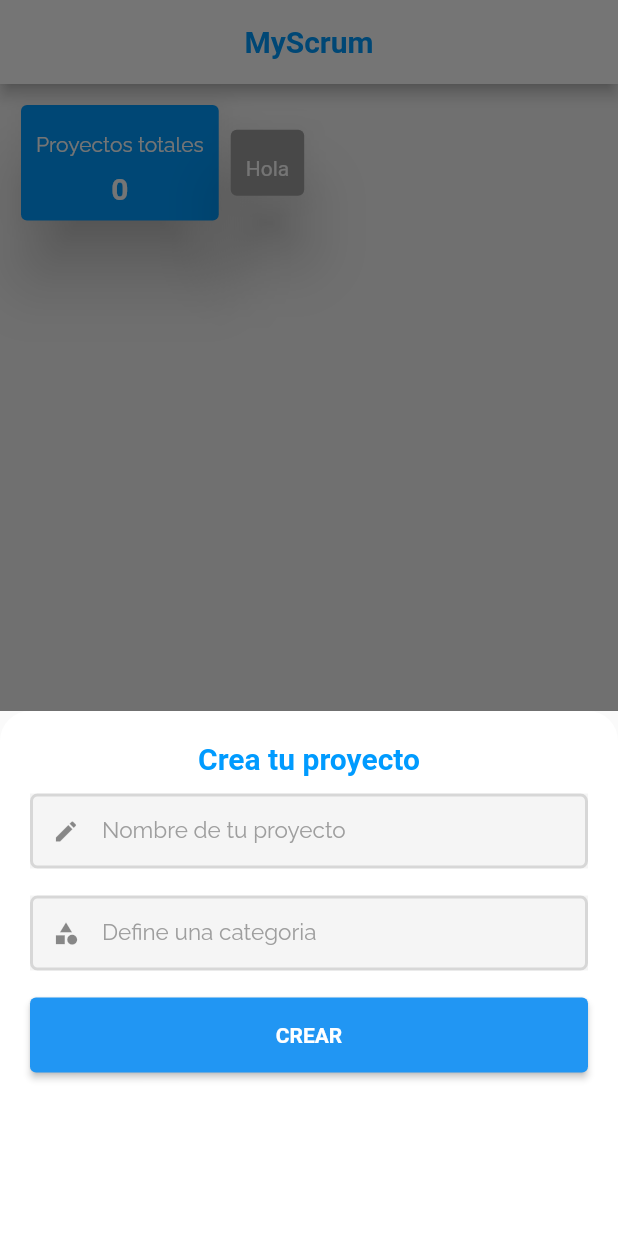
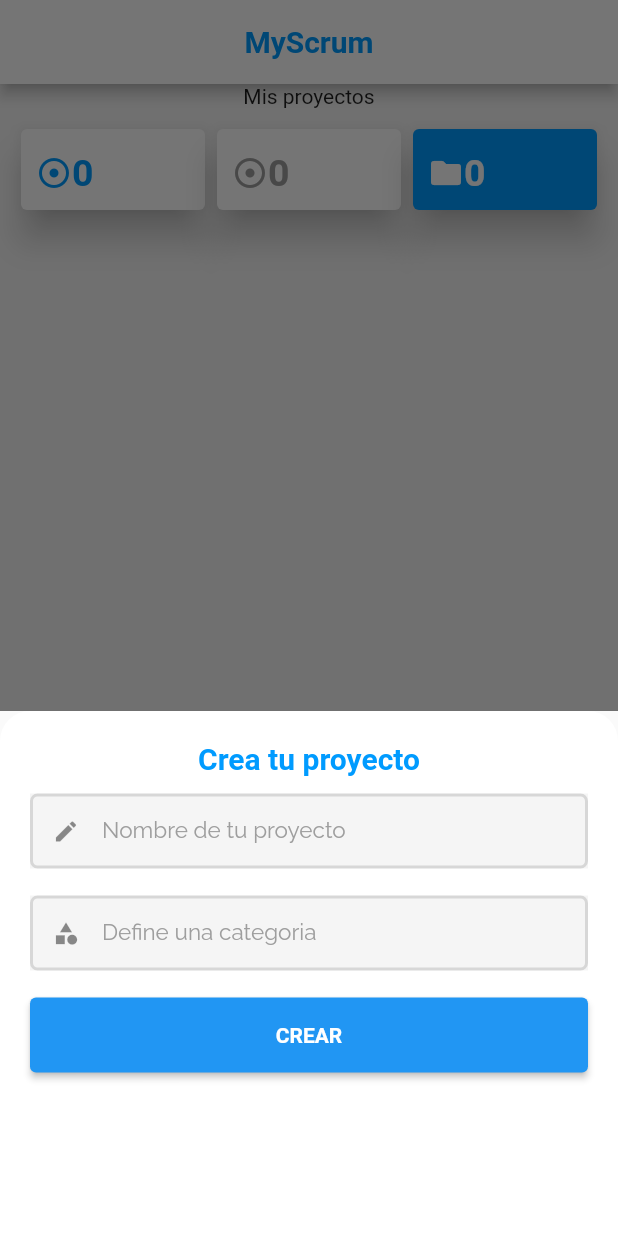
Before and after one commit to DanielFelipe10/My-Scrum, a Flutter app: the screen it shows after launch, after a tap on "Crear proyecto", on a phone screen of 412 x 824 dp. Run offline on Flutter 3.47's test engine with Material 2 defaults, Android fonts, the phone set to English and light mode, and no system bars; drawn by our look-alikes of liquid_pull_to_refresh; our stand-ins replace confetti, google_fonts, supabase; missing offline and left inert: iconify_flutter; accounts and stored records are empty; Roboto replaces fonts that are missing (Play).

Commit message:
change minicards with data

```diff
--- a/lib/meta/views/auth/principal.dart
+++ b/lib/meta/views/auth/principal.dart
@@ -6,8 +6,6 @@ import 'package:my_scrum/core/notifier/crud_notifier.dart';
 import 'package:my_scrum/meta/views/auth/custom_textfield.dart';
 import 'package:my_scrum/meta/views/auth/tasks.dart';
 import 'package:provider/provider.dart';
-
-import '../../../app/routes/app_routes.dart';
 
 const mainColor = Color(0xFF009BFF);
 final TextStyle mainFont = GoogleFonts.raleway();
@@ -64,34 +62,36 @@ class _PrincipalViewState extends State<PrincipalView> {
                           showChildOpacityTransition: false,
                           child: Column(
                             children: [
+                              Text('Mis proyectos'),
                               Padding(
                                 padding: const EdgeInsets.all(10),
                                 child: Row(
+                                  mainAxisAlignment:
+                                      MainAxisAlignment.spaceBetween,
                                   children: [
-                                    Card(
-                                      elevation: 20,
-                                      color: mainColor,
+                                    Expanded(
+                                      child: Card(
+                                        color: Colors.white,
+                                        elevation: 10,
                                         child: Padding(
                                           padding: const EdgeInsets.all(10),
                                           child: Column(
                                             mainAxisSize: MainAxisSize.min,
                                             children: <Widget>[
-                                            const SizedBox(height: 8),
-                                            Text(
-                                              'Proyectos totales',
-                                              style: mainFont.copyWith(
-                                                  color: Colors.white),
-                                            ),
                                               const SizedBox(
-                                              height: 10,
+                                                height: 5,
                                               ),
                                               Row(
                                                 children: [
+                                                  const Icon(
+                                                    Icons.adjust,
+                                                    color: mainColor,
+                                                  ),
                                                   Text(
                                                     snapshotL.length.toString(),
                                                     style: titleFont.copyWith(
-                                                      color: Colors.white,
-                                                      fontSize: 20),
+                                                        color: mainColor,
+                                                        fontSize: 25),
                                                   ),
                                                 ],
                                               )
@@ -99,24 +99,69 @@ class _PrincipalViewState extends State<PrincipalView> {
                                           ),
                                         ),
                                       ),
-                                    const Card(
-                                      elevation: 20,
-                                      color: Colors.grey,
+                                    ),
+                                    Expanded(
+                                      child: Card(
+                                        color: Colors.white,
+                                        elevation: 10,
                                         child: Padding(
-                                        padding: EdgeInsets.all(10),
+                                          padding: const EdgeInsets.all(10),
                                           child: Column(
                                             mainAxisSize: MainAxisSize.min,
                                             children: <Widget>[
-                                            SizedBox(height: 8),
+                                              const SizedBox(
+                                                height: 5,
+                                              ),
+                                              Row(
+                                                children: [
+                                                  const Icon(
+                                                    Icons.adjust,
+                                                    color: Colors.grey,
+                                                  ),
                                                   Text(
-                                              'Hola',
-                                              style: TextStyle(
-                                                  color: Colors.white),
+                                                    snapshotL.length.toString(),
+                                                    style: titleFont.copyWith(
+                                                        color: Colors.grey,
+                                                        fontSize: 25),
+                                                  ),
+                                                ],
                                               )
                                             ],
                                           ),
                                         ),
+                                      ),
+                                    ),
+                                    Expanded(
+                                      child: Card(
+                                        color: mainColor,
+                                        elevation: 10,
+                                        child: Padding(
+                                          padding: const EdgeInsets.all(10),
+                                          child: Column(
+                                            mainAxisSize: MainAxisSize.min,
+                                            children: <Widget>[
+                                              const SizedBox(
+                                                height: 5,
+                                              ),
+                                              Row(
+                                                children: [
+                                                  const Icon(
+                                                    Icons.folder_rounded,
+                                                    color: Colors.white,
+                                                  ),
+                                                  Text(
+                                                    snapshotL.length.toString(),
+                                                    style: titleFont.copyWith(
+                                                        color: Colors.white,
+                                                        fontSize: 25),
+                                                  ),
+                                                ],
                                               )
+                                            ],
+                                          ),
+                                        ),
+                                      ),
+                                    ),
                                   ],
                                 ),
                               ),
```
Lines whose indentation alone changed are shown as unchanged.
